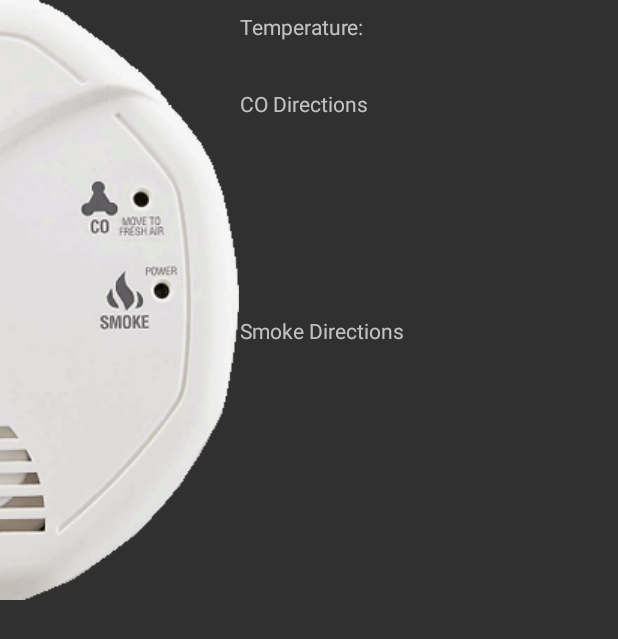
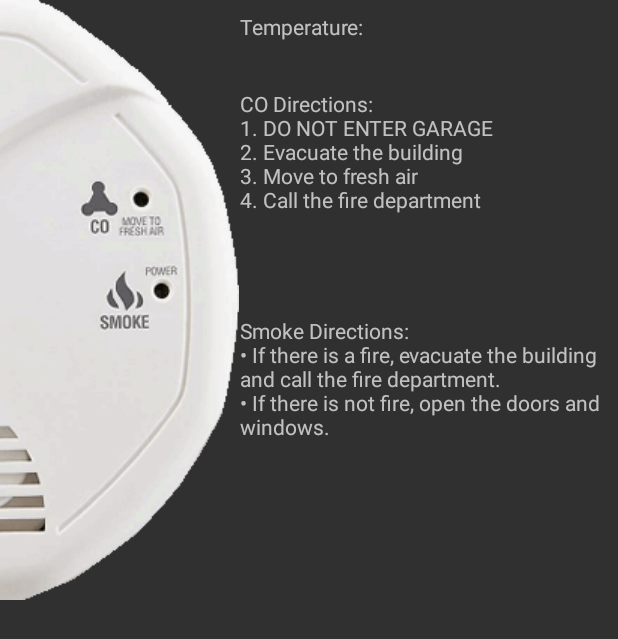
Before and after one commit to Smith-Jake/SafeGarage-Mobile, an Android app: the layout fragment_alarm.xml on its own in the app's theme, with its tools: preview values and no code run, on a phone screen of 412 x 824 dp. Shown: the top 639 px of the screen. Run offline under Robolectric (Android 15) with nearby library versions, the phone set to English and light mode, and no system bars.

Commit message:
added directions to alarm user interface in case of alarm going off

```diff
--- a/SafeGarage_Mobile/app/src/main/res/layout/fragment_alarm.xml
+++ b/SafeGarage_Mobile/app/src/main/res/layout/fragment_alarm.xml
@@ -40,13 +40,14 @@
                 android:id="@+id/coDirections"
                 android:layout_width="match_parent"
                 android:layout_height="151dp"
-                android:text="CO Directions" />
+                android:text="@string/co_alarm_procedure" />
 
             <TextView
                 android:id="@+id/smokeDirections"
                 android:layout_width="match_parent"
                 android:layout_height="187dp"
-                android:text="Smoke Directions" />
+                android:singleLine="false"
+                android:text="@string/smoke_alarm_procedure" />
         </LinearLayout>
 
     </GridLayout>
--- a/SafeGarage_Mobile/app/src/main/res/values/strings.xml
+++ b/SafeGarage_Mobile/app/src/main/res/values/strings.xml
@@ -10,4 +10,6 @@
     <string name="temp_label">Temperature:</string>
     <string name="paired">Paired</string>
     <string name="unpaired">Unpaired</string>
+    <string name="smoke_alarm_procedure">Smoke Directions:\n&#8226; If there is a fire, evacuate the building and call the fire department.\n&#8226; If there is not fire, open the doors and windows.</string>
+    <string name="co_alarm_procedure">CO Directions:\n1. DO NOT ENTER GARAGE\n2. Evacuate the building\n3. Move to fresh air\n4. Call the fire department</string>
 </resources>
```
